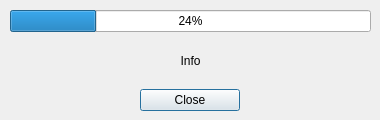
Above: carrangerctrldlg.ui from njfever/njCsSprite before the change. Below: the same form after it.
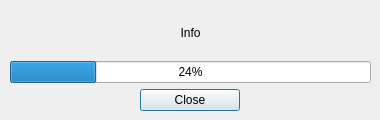
That is the form after the change.

The edit to the form file:
```diff
--- a/carrangerctrldlg.ui
+++ b/carrangerctrldlg.ui
@@ -50,13 +50,6 @@
     <property name="bottomMargin">
      <number>0</number>
     </property>
-    <item>
-     <widget class="QProgressBar" name="progressBar">
-      <property name="value">
-       <number>24</number>
-      </property>
-     </widget>
-    </item>
     <item>
      <widget class="QLabel" name="labStatus">
       <property name="text">
@@ -67,6 +60,13 @@
       </property>
      </widget>
     </item>
+    <item>
+     <widget class="QProgressBar" name="progressBar">
+      <property name="value">
+       <number>24</number>
+      </property>
+     </widget>
+    </item>
     <item>
      <layout class="QHBoxLayout" name="horizontalLayout">
       <item>
```
